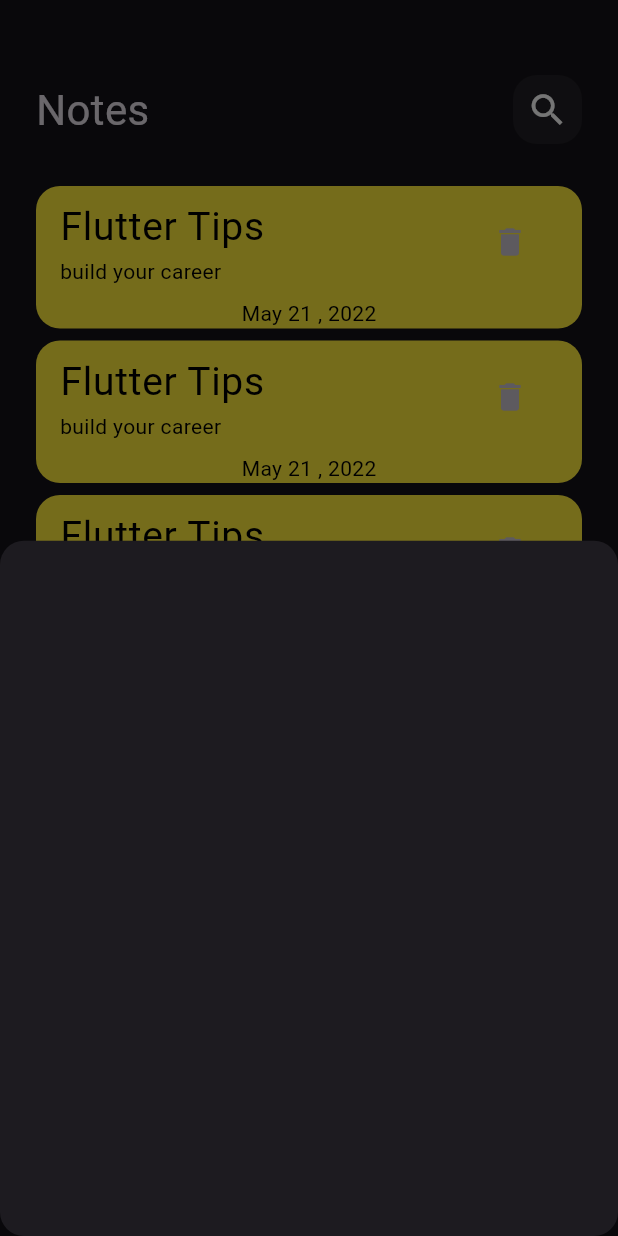
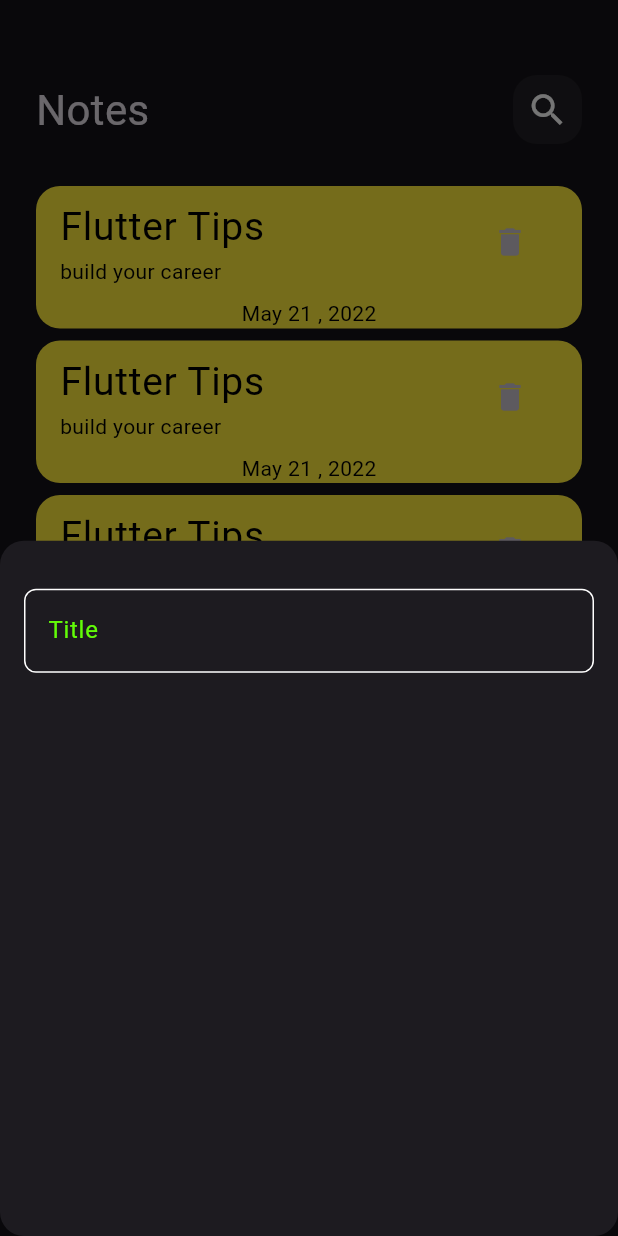
Before and after one commit to boshraelameer/flutter_notes_app, a Flutter app: the screen it shows after launch, after a tap on the "add" icon, on a phone screen of 412 x 824 dp. Run offline on Flutter 3.47's test engine with Material 3 defaults, Android fonts, the phone set to English and light mode, and no system bars.

Commit message:
custom text field

```diff
--- /dev/null
+++ b/lib/constants.dart
@@ -0,0 +1,5 @@
+
+
+import 'package:flutter/material.dart';
+
+const kPrimaryColor = Color(0xff62fc07);
--- a/lib/view/add_note_bottom_sheet.dart
+++ b/lib/view/add_note_bottom_sheet.dart
@@ -1,10 +1,21 @@
 import 'package:flutter/material.dart';
+import 'package:notes_app/view/widgets/custom_text_field.dart';
 
 class AddNoteBottomSheet extends StatelessWidget {
   const AddNoteBottomSheet({super.key});
 
   @override
   Widget build(BuildContext context) {
-    return Container();
+    return const Padding(
+      padding: EdgeInsets.symmetric(horizontal: 16),
+      child: Column(
+        children: [
+          SizedBox(
+            height: 32,
+          ),
+          CustomTextField(),
+        ],
+      ),
+    );
   }
 }
--- /dev/null
+++ b/lib/view/widgets/custom_text_field.dart
@@ -0,0 +1,28 @@
+import 'package:flutter/material.dart';
+import 'package:notes_app/constants.dart';
+
+class CustomTextField extends StatelessWidget {
+  const CustomTextField({super.key});
+
+  @override
+  Widget build(BuildContext context) {
+    return TextField(
+      cursorColor: kPrimaryColor,
+      decoration: InputDecoration(
+          hintText: 'Title',
+          hintStyle: const TextStyle(color: kPrimaryColor),
+          border: buildBorder(),
+          enabledBorder: buildBorder(),
+          focusedBorder: buildBorder(kPrimaryColor)),
+    );
+  }
+}
+
+OutlineInputBorder buildBorder([color]) {
+  return OutlineInputBorder(
+    borderRadius: BorderRadius.circular(
+      8,
+    ),
+    borderSide: BorderSide(color: color ?? Colors.white),
+  );
+}
```
